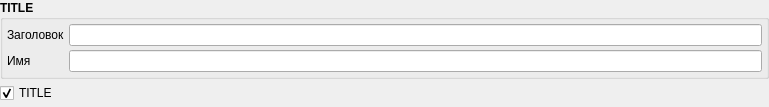
Before: the Qt Designer form src/components/componenttextframe.ui in Gris87/ProtocolCreator, drawn with Qt 5.
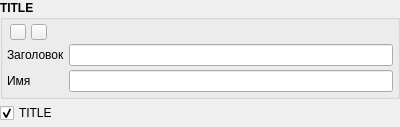
After: the same form once the commit is applied. Icons and pictures are not drawn.

Commit message: Allow to copy variables and components

Diff of the .ui file:
```diff
--- a/src/components/componenttextframe.ui
+++ b/src/components/componenttextframe.ui
@@ -6,8 +6,8 @@
    <rect>
     <x>0</x>
     <y>0</y>
-    <width>769</width>
-    <height>92</height>
+    <width>400</width>
+    <height>114</height>
    </rect>
   </property>
   <property name="windowTitle">
@@ -38,7 +38,7 @@
       <property name="spacing">
        <number>4</number>
       </property>
-      <item row="0" column="0">
+      <item row="1" column="0">
        <widget class="QLabel" name="nameLabel">
         <property name="font">
          <font>
@@ -51,7 +51,7 @@
         </property>
        </widget>
       </item>
-      <item row="0" column="1">
+      <item row="1" column="1">
        <widget class="QLineEdit" name="nameEdit">
         <property name="font">
          <font>
@@ -61,7 +61,7 @@
         </property>
        </widget>
       </item>
-      <item row="1" column="0">
+      <item row="2" column="0">
        <widget class="QLabel" name="varNameLabel">
         <property name="font">
          <font>
@@ -74,7 +74,7 @@
         </property>
        </widget>
       </item>
-      <item row="1" column="1">
+      <item row="2" column="1">
        <widget class="QLineEdit" name="varNameEdit">
         <property name="font">
          <font>
@@ -84,6 +84,183 @@
         </property>
        </widget>
       </item>
+      <item row="0" column="0">
+       <layout class="QHBoxLayout" name="horizontalLayout_3">
+        <property name="spacing">
+         <number>2</number>
+        </property>
+        <item>
+         <widget class="QPushButton" name="upButton">
+          <property name="sizePolicy">
+           <sizepolicy hsizetype="Fixed" vsizetype="Fixed">
+            <horstretch>0</horstretch>
+            <verstretch>0</verstretch>
+           </sizepolicy>
+          </property>
+          <property name="maximumSize">
+           <size>
+            <width>16</width>
+            <height>16</height>
+           </size>
+          </property>
+          <property name="font">
+           <font>
+            <weight>50</weight>
+            <bold>false</bold>
+           </font>
+          </property>
+          <property name="text">
+           <string/>
+          </property>
+          <property name="icon">
+           <iconset resource="../../Resources.qrc">
+            <normaloff>:/images/Up.png</normaloff>:/images/Up.png</iconset>
+          </property>
+          <property name="iconSize">
+           <size>
+            <width>14</width>
+            <height>14</height>
+           </size>
+          </property>
+         </widget>
+        </item>
+        <item>
+         <widget class="QPushButton" name="downButton">
+          <property name="sizePolicy">
+           <sizepolicy hsizetype="Fixed" vsizetype="Fixed">
+            <horstretch>0</horstretch>
+            <verstretch>0</verstretch>
+           </sizepolicy>
+          </property>
+          <property name="maximumSize">
+           <size>
+            <width>16</width>
+            <height>16</height>
+           </size>
+          </property>
+          <property name="font">
+           <font>
+            <weight>50</weight>
+            <bold>false</bold>
+           </font>
+          </property>
+          <property name="text">
+           <string/>
+          </property>
+          <property name="icon">
+           <iconset resource="../../Resources.qrc">
+            <normaloff>:/images/Down.png</normaloff>:/images/Down.png</iconset>
+          </property>
+          <property name="iconSize">
+           <size>
+            <width>14</width>
+            <height>14</height>
+           </size>
+          </property>
+         </widget>
+        </item>
+        <item>
+         <spacer name="horizontalSpacer_2">
+          <property name="orientation">
+           <enum>Qt::Horizontal</enum>
+          </property>
+          <property name="sizeType">
+           <enum>QSizePolicy::Fixed</enum>
+          </property>
+          <property name="sizeHint" stdset="0">
+           <size>
+            <width>15</width>
+            <height>0</height>
+           </size>
+          </property>
+         </spacer>
+        </item>
+       </layout>
+      </item>
+      <item row="0" column="1">
+       <layout class="QHBoxLayout" name="horizontalLayout_2">
+        <property name="spacing">
+         <number>2</number>
+        </property>
+        <item>
+         <spacer name="horizontalSpacer">
+          <property name="orientation">
+           <enum>Qt::Horizontal</enum>
+          </property>
+          <property name="sizeHint" stdset="0">
+           <size>
+            <width>0</width>
+            <height>0</height>
+           </size>
+          </property>
+         </spacer>
+        </item>
+        <item>
+         <widget class="QPushButton" name="copyButton">
+          <property name="sizePolicy">
+           <sizepolicy hsizetype="Fixed" vsizetype="Fixed">
+            <horstretch>0</horstretch>
+            <verstretch>0</verstretch>
+           </sizepolicy>
+          </property>
+          <property name="maximumSize">
+           <size>
+            <width>16</width>
+            <height>16</height>
+           </size>
+          </property>
+          <property name="font">
+           <font>
+            <weight>50</weight>
+            <bold>false</bold>
+           </font>
+          </property>
+          <property name="text">
+           <string/>
+          </property>
+          <property name="icon">
+           <iconset resource="../../Resources.qrc">
+            <normaloff>:/images/CopyComponent.png</normaloff>:/images/CopyComponent.png</iconset>
+          </property>
+          <property name="flat">
+           <bool>true</bool>
+          </property>
+         </widget>
+        </item>
+        <item>
+         <widget class="QPushButton" name="deleteButton">
+          <property name="sizePolicy">
+           <sizepolicy hsizetype="Fixed" vsizetype="Fixed">
+            <horstretch>0</horstretch>
+            <verstretch>0</verstretch>
+           </sizepolicy>
+          </property>
+          <property name="maximumSize">
+           <size>
+            <width>16</width>
+            <height>16</height>
+           </size>
+          </property>
+          <property name="font">
+           <font>
+            <weight>50</weight>
+            <bold>false</bold>
+           </font>
+          </property>
+          <property name="text">
+           <string/>
+          </property>
+          <property name="icon">
+           <iconset resource="../../Resources.qrc">
+            <normaloff>:/images/Delete.png</normaloff>:/images/Delete.png</iconset>
+          </property>
+          <property name="flat">
+           <bool>true</bool>
+          </property>
+         </widget>
+        </item>
+       </layout>
+      </item>
      </layout>
     </widget>
    </item>
```
Left out of the diff: 4 changed lines with no effect on the pictures. The commit also changes 27 other files.
